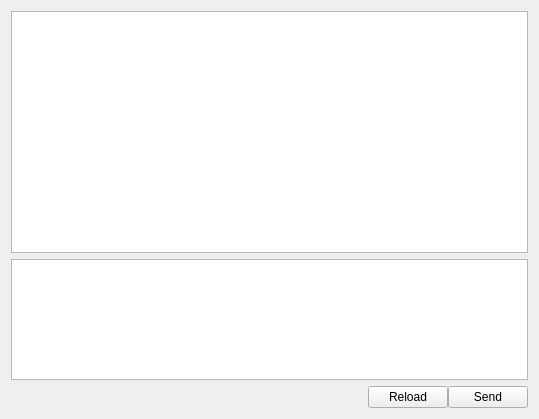
The window that chatwidget.ui (forestinwind/client) describes before a commit, drawn with Qt 5.
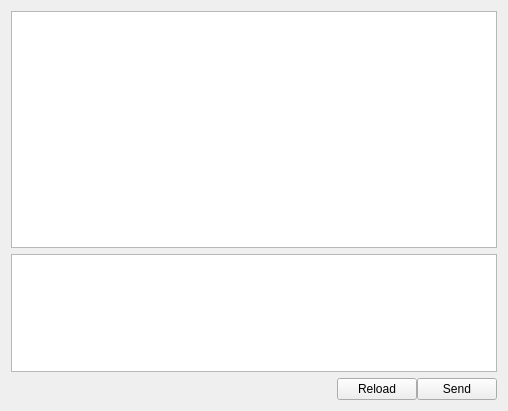
The same window after the commit.

```diff
--- a/chatwidget.ui
+++ b/chatwidget.ui
@@ -6,8 +6,8 @@
    <rect>
     <x>0</x>
     <y>0</y>
-    <width>539</width>
-    <height>419</height>
+    <width>508</width>
+    <height>411</height>
    </rect>
   </property>
   <property name="windowTitle">
@@ -16,7 +16,7 @@
   <property name="layoutDirection">
    <enum>Qt::LeftToRight</enum>
   </property>
-  <layout class="QVBoxLayout" name="verticalLayout">
+  <layout class="QVBoxLayout" name="verticalLayout" stretch="2,1,0">
    <item>
     <widget class="QTextBrowser" name="textBrowser">
      <property name="sizePolicy">
@@ -31,8 +31,8 @@
     <widget class="QPlainTextEdit" name="plainTextEdit">
      <property name="sizePolicy">
       <sizepolicy hsizetype="Expanding" vsizetype="Expanding">
-       <horstretch>0</horstretch>
-       <verstretch>1</verstretch>
+       <horstretch>1</horstretch>
+       <verstretch>0</verstretch>
       </sizepolicy>
      </property>
     </widget>
```
